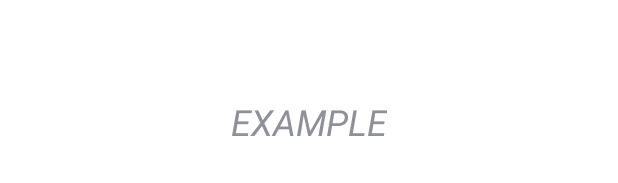
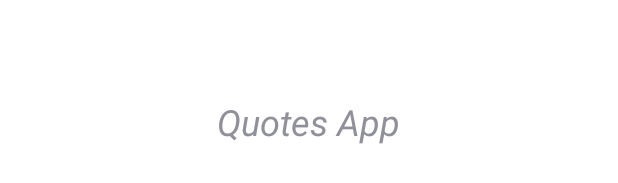
Before and after one commit to dawidowoc/quotes-app, an Android app: the layout quotes_widget.xml on its own in the app's theme, with its tools: preview values and no code run, on a phone screen of 412 x 824 dp. Shown: the part 496-679 px from the top of the screen. Run offline under Robolectric (Android 15) with nearby library versions, the phone set to English and light mode, and no system bars.

Commit message:
Set default widget text

```diff
--- a/app/src/main/res/layout/quotes_widget.xml
+++ b/app/src/main/res/layout/quotes_widget.xml
@@ -11,8 +11,8 @@
         android:layout_centerHorizontal="true"
         android:layout_centerVertical="true"
         android:layout_margin="8dp"
-        android:contentDescription="@string/appwidget_text"
-        android:text="@string/appwidget_text"
+        android:contentDescription="@string/widget_default_text"
+        android:text="@string/widget_default_text"
         android:textSize="24sp"
         android:textStyle="italic" />
 </RelativeLayout>
--- a/app/src/main/res/values/strings.xml
+++ b/app/src/main/res/values/strings.xml
@@ -1,6 +1,6 @@
 <resources>
     <string name="app_name">Quotes App</string>
-    <string name="appwidget_text">EXAMPLE</string>
+    <string name="widget_default_text">Quotes App</string>
     <string name="add_widget">Add widget</string>
     <string name="app_widget_description">This is an app widget description</string>
 
```
